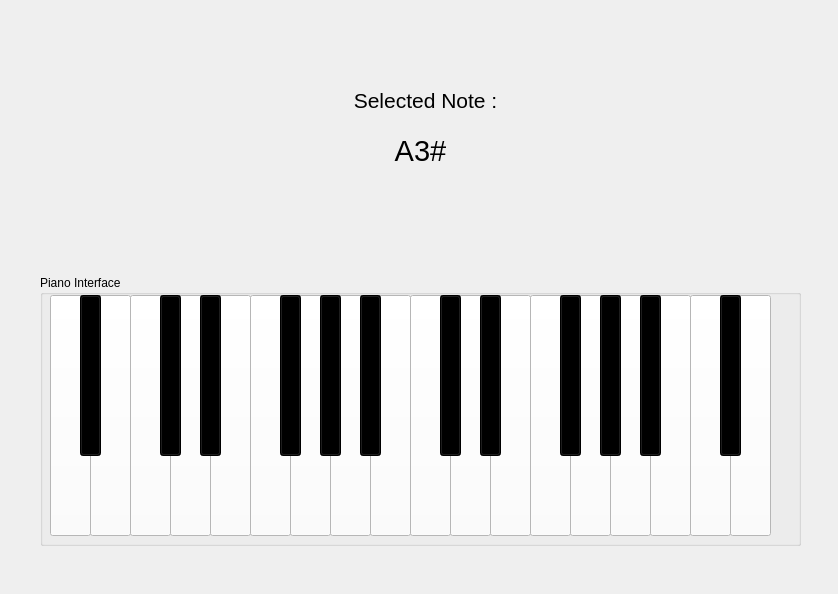
This is chiptune/PianoUI.ui in Baik1/chiptune as Qt 5 draws it before an edit. The edited form follows.
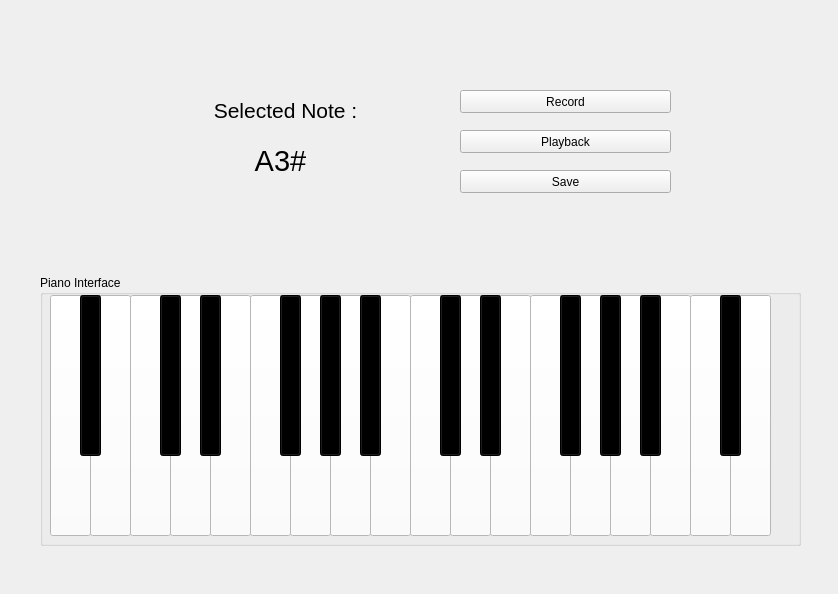
This is the edited form. Icons and pictures are not drawn.

Commit message: Remove track and modify UI to add buttons

What changed in the file:
```diff
--- a/chiptune/PianoUI.ui
+++ b/chiptune/PianoUI.ui
@@ -557,8 +557,8 @@
   <widget class="QLabel" name="noteLabel">
    <property name="geometry">
     <rect>
-     <x>320</x>
-     <y>125</y>
+     <x>180</x>
+     <y>135</y>
      <width>201</width>
      <height>51</height>
     </rect>
@@ -578,8 +578,8 @@
   <widget class="QLabel" name="label">
    <property name="geometry">
     <rect>
-     <x>290</x>
-     <y>80</y>
+     <x>150</x>
+     <y>90</y>
      <width>271</width>
      <height>41</height>
     </rect>
@@ -596,6 +596,48 @@
     <set>Qt::AlignCenter</set>
    </property>
   </widget>
+  <widget class="QPushButton" name="RecordButton">
+   <property name="geometry">
+    <rect>
+     <x>460</x>
+     <y>90</y>
+     <width>211</width>
+     <height>23</height>
+    </rect>
+   </property>
+   <property name="text">
+    <string>Record</string>
+   </property>
+  </widget>
+  <widget class="QPushButton" name="PlaybackButton">
+   <property name="geometry">
+    <rect>
+     <x>460</x>
+     <y>130</y>
+     <width>211</width>
+     <height>23</height>
+    </rect>
+   </property>
+   <property name="text">
+    <string>Playback</string>
+   </property>
+  </widget>
+  <widget class="QPushButton" name="SaveButton">
+   <property name="geometry">
+    <rect>
+     <x>460</x>
+     <y>170</y>
+     <width>211</width>
+     <height>23</height>
+    </rect>
+   </property>
+   <property name="text">
+    <string>Save</string>
+   </property>
+   <property name="icon">
+    <iconset theme="play"/>
+   </property>
+  </widget>
  </widget>
  <layoutdefault spacing="6" margin="11"/>
  <resources/>
```
The commit also changes 2 other files.
